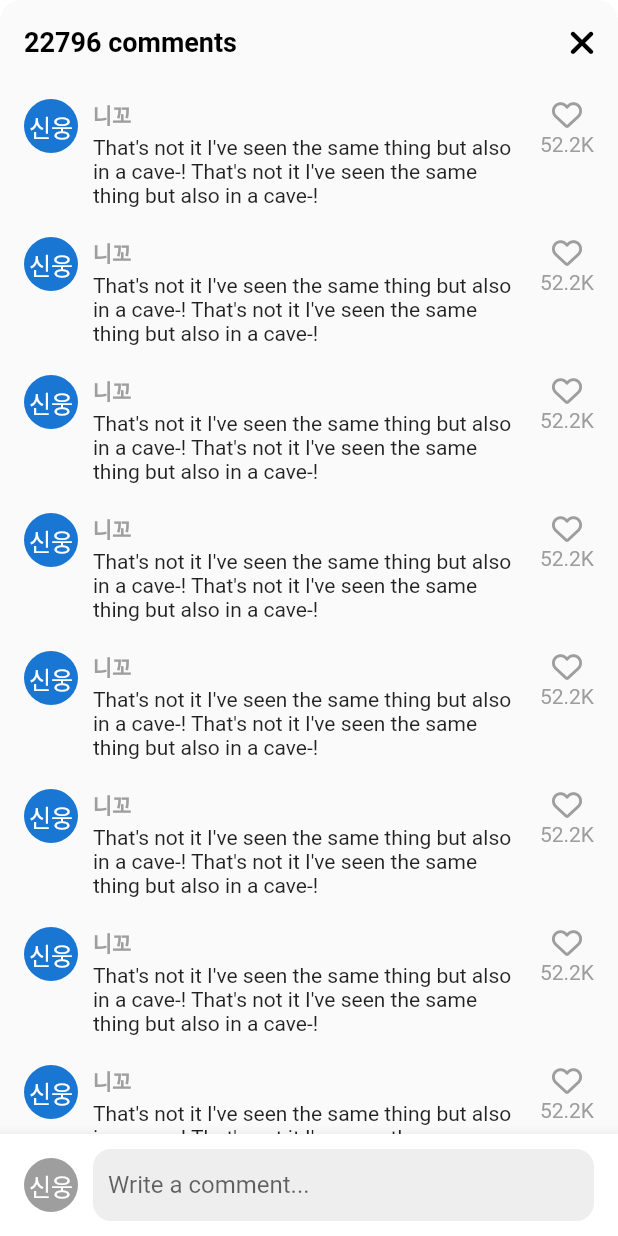
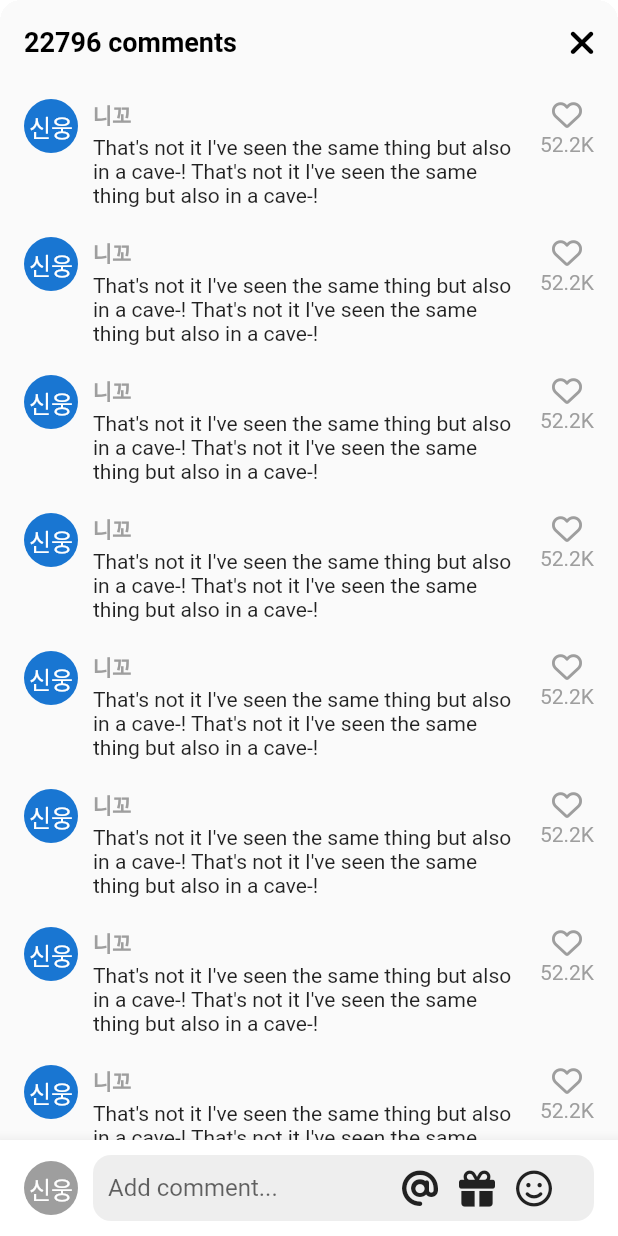
Before and after one commit to shinung-han/nomad_coders_tiktok_clone_review, a Flutter app: the VideoComments screen opened directly, on a phone screen of 412 x 824 dp. Run offline on Flutter 3.47's test engine with Material 2 defaults, Android fonts, the phone set to English and light mode, and no system bars; our stand-ins replace font_awesome_flutter, video_player, visibility_detector; network calls fail.

Commit message:
8.2 Add Comment

```diff
--- a/lib/features/videos/widgets/video_comments.dart
+++ b/lib/features/videos/widgets/video_comments.dart
@@ -11,8 +11,23 @@ class VideoComments extends StatefulWidget {
 }
 
 class _VideoCommentsState extends State<VideoComments> {
+  bool _isWriting = false;
+
   void _onClosePressed() {
     Navigator.of(context).pop();
+  }
+
+  void _stopWriting() {
+    FocusScope.of(context).unfocus();
+    setState(() {
+      _isWriting = false;
+    });
+  }
+
+  void _onStartWriting() {
+    setState(() {
+      _isWriting = true;
+    });
   }
 
   @override
@@ -38,7 +53,9 @@ class _VideoCommentsState extends State<VideoComments> {
                 icon: const FaIcon(FontAwesomeIcons.xmark))
           ],
         ),
-        body: Stack(
+        body: GestureDetector(
+          onTap: _stopWriting,
+          child: Stack(
             children: [
               ListView.separated(
                 padding: const EdgeInsets.symmetric(
@@ -115,10 +132,17 @@ class _VideoCommentsState extends State<VideoComments> {
                         ),
                         Gaps.h10,
                         Expanded(
+                          child: SizedBox(
+                            height: Sizes.size44,
                             child: TextField(
+                              onTap: _onStartWriting,
+                              expands: true,
+                              minLines: null,
+                              maxLines: null,
+                              textInputAction: TextInputAction.newline,
                               cursorColor: Theme.of(context).primaryColor,
                               decoration: InputDecoration(
-                              hintText: "Write a comment...",
+                                hintText: "Add comment...",
                                 border: OutlineInputBorder(
                                   borderRadius: BorderRadius.circular(
                                     Sizes.size12,
@@ -128,9 +152,44 @@ class _VideoCommentsState extends State<VideoComments> {
                                 fillColor: Colors.grey.shade200,
                                 filled: true,
                                 contentPadding: const EdgeInsets.symmetric(
-                                vertical: Sizes.size12,
                                   horizontal: Sizes.size10,
-                              )),
+                                ),
+                                suffixIcon: Padding(
+                                  padding: const EdgeInsets.only(
+                                    right: Sizes.size14,
+                                  ),
+                                  child: Row(
+                                    mainAxisSize: MainAxisSize.min,
+                                    children: [
+                                      FaIcon(
+                                        FontAwesomeIcons.at,
+                                        color: Colors.grey.shade900,
+                                      ),
+                                      Gaps.h14,
+                                      FaIcon(
+                                        FontAwesomeIcons.gift,
+                                        color: Colors.grey.shade900,
+                                      ),
+                                      Gaps.h14,
+                                      FaIcon(
+                                        FontAwesomeIcons.faceSmile,
+                                        color: Colors.grey.shade900,
+                                      ),
+                                      Gaps.h14,
+                                      if (_isWriting)
+                                        GestureDetector(
+                                          onTap: _stopWriting,
+                                          child: FaIcon(
+                                            FontAwesomeIcons.circleArrowUp,
+                                            color:
+                                                Theme.of(context).primaryColor,
+                                          ),
+                                        ),
+                                    ],
+                                  ),
+                                ),
+                              ),
+                            ),
                           ),
                         ),
                       ],
@@ -141,6 +200,7 @@ class _VideoCommentsState extends State<VideoComments> {
             ],
           ),
         ),
+      ),
     );
   }
 }
```
Also changed, not shown: 1 other file. Lines whose indentation alone changed are shown as unchanged.
